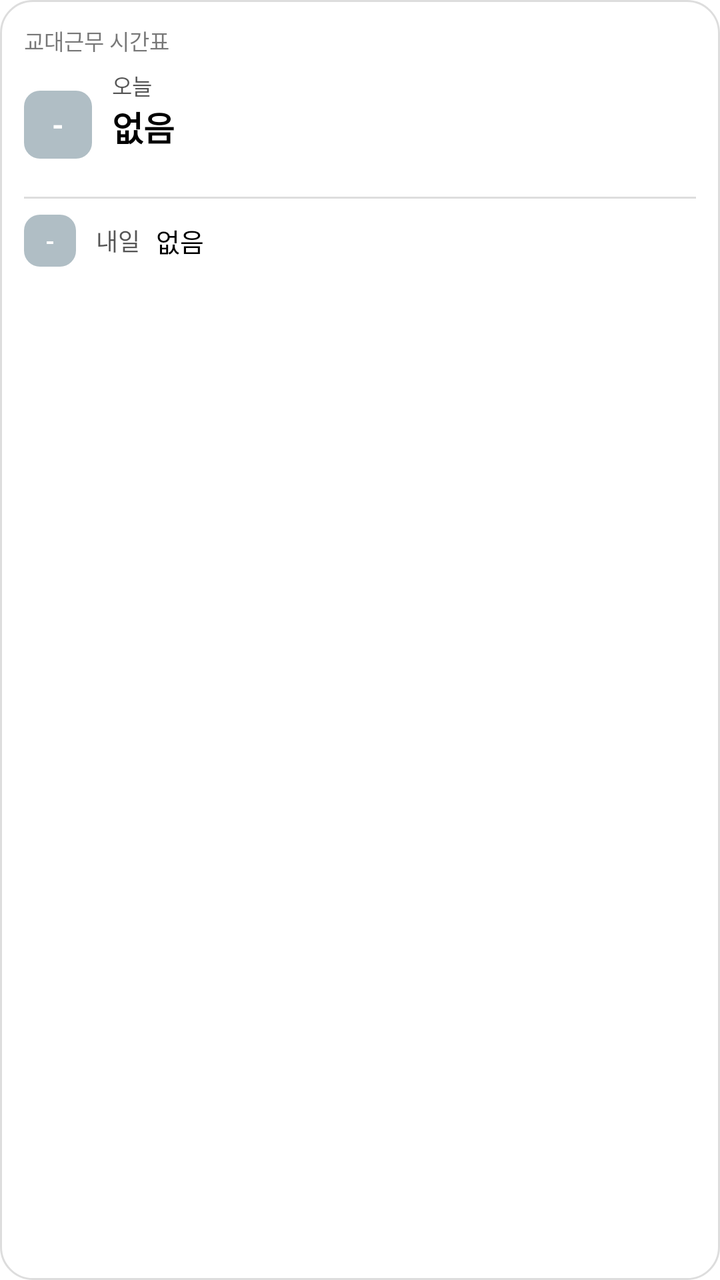
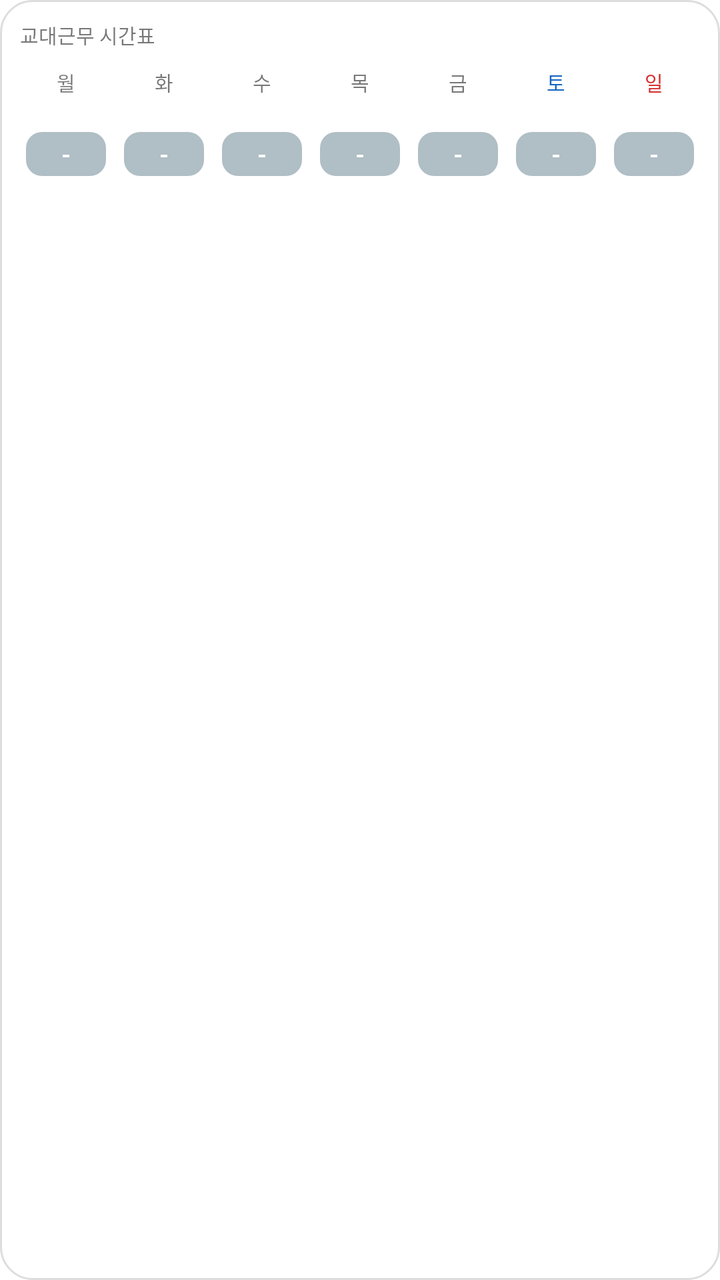

Before-and-after screenshots of an Android layout around one commit, followed by the original layout XML and the change that was made.
<!-- AndroidManifest.xml: fallback theme Theme.MaterialComponents.DayNight.NoActionBar -->
<!-- res/layout/shift_widget.xml -->
<?xml version="1.0" encoding="utf-8"?>
<LinearLayout xmlns:android="http://schemas.android.com/apk/res/android"
    android:id="@+id/widget_root"
    android:layout_width="match_parent"
    android:layout_height="match_parent"
    android:orientation="vertical"
    android:background="@drawable/widget_bg"
    android:padding="12dp">

    <TextView
        android:layout_width="wrap_content"
        android:layout_height="wrap_content"
        android:text="교대근무 시간표"
        android:textColor="#88000000"
        android:textSize="11sp" />

    
    <LinearLayout
        android:layout_width="match_parent"
        android:layout_height="wrap_content"
        android:orientation="horizontal"
        android:gravity="center_vertical"
        android:layout_marginTop="6dp">

        <TextView
            android:id="@+id/today_badge"
            android:layout_width="34dp"
            android:layout_height="34dp"
            android:gravity="center"
            android:background="@drawable/badge_bg"
            android:text="-"
            android:textStyle="bold"
            android:textColor="#FFFFFFFF"
            android:textSize="15sp" />

        <LinearLayout
            android:layout_width="0dp"
            android:layout_height="wrap_content"
            android:layout_weight="1"
            android:layout_marginStart="10dp"
            android:orientation="vertical">

            <TextView
                android:id="@+id/today_date"
                android:layout_width="wrap_content"
                android:layout_height="wrap_content"
                android:text="오늘"
                android:textColor="#AA000000"
                android:textSize="11sp" />

            <TextView
                android:id="@+id/today_name"
                android:layout_width="wrap_content"
                android:layout_height="wrap_content"
                android:text="없음"
                android:textStyle="bold"
                android:textColor="#FF000000"
                android:textSize="17sp" />

            <TextView
                android:id="@+id/today_time"
                android:layout_width="wrap_content"
                android:layout_height="wrap_content"
                android:text=""
                android:textColor="#88000000"
                android:textSize="11sp" />
        </LinearLayout>
    </LinearLayout>

    <View
        android:layout_width="match_parent"
        android:layout_height="1dp"
        android:layout_marginTop="8dp"
        android:layout_marginBottom="8dp"
        android:background="#22000000" />

    
    <LinearLayout
        android:layout_width="match_parent"
        android:layout_height="wrap_content"
        android:orientation="horizontal"
        android:gravity="center_vertical">

        <TextView
            android:id="@+id/tomorrow_badge"
            android:layout_width="26dp"
            android:layout_height="26dp"
            android:gravity="center"
            android:background="@drawable/badge_bg"
            android:text="-"
            android:textStyle="bold"
            android:textColor="#FFFFFFFF"
            android:textSize="12sp" />

        <LinearLayout
            android:layout_width="0dp"
            android:layout_height="wrap_content"
            android:layout_weight="1"
            android:layout_marginStart="10dp"
            android:orientation="horizontal"
            android:gravity="center_vertical">

            <TextView
                android:id="@+id/tomorrow_date"
                android:layout_width="wrap_content"
                android:layout_height="wrap_content"
                android:text="내일"
                android:textColor="#AA000000"
                android:textSize="12sp" />

            <TextView
                android:id="@+id/tomorrow_name"
                android:layout_width="wrap_content"
                android:layout_height="wrap_content"
                android:layout_marginStart="8dp"
                android:text="없음"
                android:textColor="#FF000000"
                android:textSize="13sp" />

            <TextView
                android:id="@+id/tomorrow_time"
                android:layout_width="0dp"
                android:layout_height="wrap_content"
                android:layout_weight="1"
                android:gravity="end"
                android:text=""
                android:textColor="#88000000"
                android:textSize="11sp" />
        </LinearLayout>
    </LinearLayout>

    <TextView
        android:id="@+id/updated"
        android:layout_width="match_parent"
        android:layout_height="wrap_content"
        android:layout_marginTop="6dp"
        android:gravity="end"
        android:text=""
        android:textColor="#66000000"
        android:textSize="9sp" />
</LinearLayout>
<!-- resources referenced by this layout -->
<resources>
  <!-- drawable badge_bg (drawable) -->
  <?xml version="1.0" encoding="utf-8"?>
  <shape xmlns:android="http://schemas.android.com/apk/res/android"
      android:shape="rectangle">
      <solid android:color="#FFB0BEC5" />
      <corners android:radius="8dp" />
  </shape>
  <!-- drawable widget_bg (drawable) -->
  <?xml version="1.0" encoding="utf-8"?>
  <shape xmlns:android="http://schemas.android.com/apk/res/android"
      android:shape="rectangle">
      <solid android:color="#FFFFFFFF" />
      <corners android:radius="16dp" />
      <stroke android:width="1dp" android:color="#22000000" />
  </shape>
</resources>

<!-- the commit's change to res/layout/shift_widget.xml (unified diff, before → after) -->
@@ -5,76 +5,8 @@
     android:layout_height="match_parent"
     android:orientation="vertical"
     android:background="@drawable/widget_bg"
-    android:padding="12dp">
-
-    <TextView
-        android:layout_width="wrap_content"
-        android:layout_height="wrap_content"
-        android:text="교대근무 시간표"
-        android:textColor="#88000000"
-        android:textSize="11sp" />
-
-    
-    <LinearLayout
-        android:layout_width="match_parent"
-        android:layout_height="wrap_content"
-        android:orientation="horizontal"
-        android:gravity="center_vertical"
-        android:layout_marginTop="6dp">
-
-        <TextView
-            android:id="@+id/today_badge"
-            android:layout_width="34dp"
-            android:layout_height="34dp"
-            android:gravity="center"
-            android:background="@drawable/badge_bg"
-            android:text="-"
-            android:textStyle="bold"
-            android:textColor="#FFFFFFFF"
-            android:textSize="15sp" />
-
-        <LinearLayout
-            android:layout_width="0dp"
-            android:layout_height="wrap_content"
-            android:layout_weight="1"
-            android:layout_marginStart="10dp"
-            android:orientation="vertical">
-
-            <TextView
-                android:id="@+id/today_date"
-                android:layout_width="wrap_content"
-                android:layout_height="wrap_content"
-                android:text="오늘"
-                android:textColor="#AA000000"
-                android:textSize="11sp" />
-
-            <TextView
-                android:id="@+id/today_name"
-                android:layout_width="wrap_content"
-                android:layout_height="wrap_content"
-                android:text="없음"
-                android:textStyle="bold"
-                android:textColor="#FF000000"
-                android:textSize="17sp" />
-
-            <TextView
-                android:id="@+id/today_time"
-                android:layout_width="wrap_content"
-                android:layout_height="wrap_content"
-                android:text=""
-                android:textColor="#88000000"
-                android:textSize="11sp" />
-        </LinearLayout>
-    </LinearLayout>
-
-    <View
-        android:layout_width="match_parent"
-        android:layout_height="1dp"
-        android:layout_marginTop="8dp"
-        android:layout_marginBottom="8dp"
-        android:background="#22000000" />
-
-    
+    android:padding="10dp">
+
     <LinearLayout
         android:layout_width="match_parent"
         android:layout_height="wrap_content"
@@ -82,60 +14,299 @@
         android:gravity="center_vertical">
 
         <TextView
-            android:id="@+id/tomorrow_badge"
-            android:layout_width="26dp"
-            android:layout_height="26dp"
-            android:gravity="center"
-            android:background="@drawable/badge_bg"
-            android:text="-"
-            android:textStyle="bold"
-            android:textColor="#FFFFFFFF"
-            android:textSize="12sp" />
-
-        <LinearLayout
             android:layout_width="0dp"
             android:layout_height="wrap_content"
             android:layout_weight="1"
-            android:layout_marginStart="10dp"
-            android:orientation="horizontal"
-            android:gravity="center_vertical">
-
-            <TextView
-                android:id="@+id/tomorrow_date"
-                android:layout_width="wrap_content"
-                android:layout_height="wrap_content"
-                android:text="내일"
-                android:textColor="#AA000000"
-                android:textSize="12sp" />
-
-            <TextView
-                android:id="@+id/tomorrow_name"
-                android:layout_width="wrap_content"
-                android:layout_height="wrap_content"
-                android:layout_marginStart="8dp"
-                android:text="없음"
-                android:textColor="#FF000000"
-                android:textSize="13sp" />
-
-            <TextView
-                android:id="@+id/tomorrow_time"
-                android:layout_width="0dp"
-                android:layout_height="wrap_content"
-                android:layout_weight="1"
-                android:gravity="end"
-                android:text=""
-                android:textColor="#88000000"
-                android:textSize="11sp" />
-        </LinearLayout>
-    </LinearLayout>
-
-    <TextView
-        android:id="@+id/updated"
+            android:text="교대근무 시간표"
+            android:textColor="#88000000"
+            android:textSize="10sp" />
+
+        <TextView
+            android:id="@+id/updated"
+            android:layout_width="wrap_content"
+            android:layout_height="wrap_content"
+            android:text=""
+            android:textColor="#66000000"
+            android:textSize="9sp" />
+    </LinearLayout>
+
+    <LinearLayout
         android:layout_width="match_parent"
         android:layout_height="wrap_content"
         android:layout_marginTop="6dp"
-        android:gravity="end"
-        android:text=""
-        android:textColor="#66000000"
-        android:textSize="9sp" />
+        android:orientation="horizontal">
+
+    <LinearLayout
+        android:id="@+id/day0_cell"
+        android:layout_width="0dp"
+        android:layout_height="wrap_content"
+        android:layout_weight="1"
+        android:orientation="vertical"
+        android:gravity="center_horizontal"
+        android:padding="3dp">
+
+        <TextView
+            android:id="@+id/day0_dow"
+            android:layout_width="wrap_content"
+            android:layout_height="wrap_content"
+            android:text="월"
+            android:textColor="#88000000"
+            android:textSize="10sp" />
+
+        <TextView
+            android:id="@+id/day0_num"
+            android:layout_width="wrap_content"
+            android:layout_height="wrap_content"
+            android:text=""
+            android:textStyle="bold"
+            android:textColor="#AA000000"
+            android:textSize="11sp" />
+
+        <TextView
+            android:id="@+id/day0_badge"
+            android:layout_width="match_parent"
+            android:layout_height="22dp"
+            android:layout_marginTop="3dp"
+            android:gravity="center"
+            android:background="@drawable/badge_bg"
+            android:text="-"
+            android:textStyle="bold"
+            android:textColor="#FFFFFFFF"
+            android:textSize="12sp" />
+    </LinearLayout>
+    <LinearLayout
+        android:id="@+id/day1_cell"
+        android:layout_width="0dp"
+        android:layout_height="wrap_content"
+        android:layout_weight="1"
+        android:layout_marginStart="3dp"
+        android:orientation="vertical"
+        android:gravity="center_horizontal"
+        android:padding="3dp">
+
+        <TextView
+            android:id="@+id/day1_dow"
+            android:layout_width="wrap_content"
+            android:layout_height="wrap_content"
+            android:text="화"
+            android:textColor="#88000000"
+            android:textSize="10sp" />
+
+        <TextView
+            android:id="@+id/day1_num"
+            android:layout_width="wrap_content"
+            android:layout_height="wrap_content"
+            android:text=""
+            android:textStyle="bold"
+            android:textColor="#AA000000"
+            android:textSize="11sp" />
+
+        <TextView
+            android:id="@+id/day1_badge"
+            android:layout_width="match_parent"
+            android:layout_height="22dp"
+            android:layout_marginTop="3dp"
+            android:gravity="center"
+            android:background="@drawable/badge_bg"
+            android:text="-"
+            android:textStyle="bold"
+            android:textColor="#FFFFFFFF"
+            android:textSize="12sp" />
+    </LinearLayout>
+    <LinearLayout
+        android:id="@+id/day2_cell"
+        android:layout_width="0dp"
+        android:layout_height="wrap_content"
+        android:layout_weight="1"
+        android:layout_marginStart="3dp"
+        android:orientation="vertical"
+        android:gravity="center_horizontal"
+        android:padding="3dp">
+
+        <TextView
+            android:id="@+id/day2_dow"
+            android:layout_width="wrap_content"
+            android:layout_height="wrap_content"
+            android:text="수"
+            android:textColor="#88000000"
+            android:textSize="10sp" />
+
+        <TextView
+            android:id="@+id/day2_num"
+            android:layout_width="wrap_content"
+            android:layout_height="wrap_content"
+            android:text=""
+            android:textStyle="bold"
+            android:textColor="#AA000000"
+            android:textSize="11sp" />
+
+        <TextView
+            android:id="@+id/day2_badge"
+            android:layout_width="match_parent"
+            android:layout_height="22dp"
+            android:layout_marginTop="3dp"
+            android:gravity="center"
+            android:background="@drawable/badge_bg"
+            android:text="-"
+            android:textStyle="bold"
+            android:textColor="#FFFFFFFF"
+            android:textSize="12sp" />
+    </LinearLayout>
+    <LinearLayout
+        android:id="@+id/day3_cell"
+        android:layout_width="0dp"
+        android:layout_height="wrap_content"
+        android:layout_weight="1"
+        android:layout_marginStart="3dp"
+        android:orientation="vertical"
+        android:gravity="center_horizontal"
+        android:padding="3dp">
+
+        <TextView
+            android:id="@+id/day3_dow"
+            android:layout_width="wrap_content"
+            android:layout_height="wrap_content"
+            android:text="목"
+            android:textColor="#88000000"
+            android:textSize="10sp" />
+
+        <TextView
+            android:id="@+id/day3_num"
+            android:layout_width="wrap_content"
+            android:layout_height="wrap_content"
+            android:text=""
+            android:textStyle="bold"
+            android:textColor="#AA000000"
+            android:textSize="11sp" />
+
+        <TextView
+            android:id="@+id/day3_badge"
+            android:layout_width="match_parent"
+            android:layout_height="22dp"
+            android:layout_marginTop="3dp"
+            android:gravity="center"
+            android:background="@drawable/badge_bg"
+            android:text="-"
+            android:textStyle="bold"
+            android:textColor="#FFFFFFFF"
+            android:textSize="12sp" />
+    </LinearLayout>
+    <LinearLayout
+        android:id="@+id/day4_cell"
+        android:layout_width="0dp"
+        android:layout_height="wrap_content"
+        android:layout_weight="1"
+        android:layout_marginStart="3dp"
+        android:orientation="vertical"
+        android:gravity="center_horizontal"
+        android:padding="3dp">
+
+        <TextView
+            android:id="@+id/day4_dow"
+            android:layout_width="wrap_content"
+            android:layout_height="wrap_content"
+            android:text="금"
+            android:textColor="#88000000"
+            android:textSize="10sp" />
+
+        <TextView
+            android:id="@+id/day4_num"
+            android:layout_width="wrap_content"
+            android:layout_height="wrap_content"
+            android:text=""
+            android:textStyle="bold"
+            android:textColor="#AA000000"
+            android:textSize="11sp" />
+
+        <TextView
+            android:id="@+id/day4_badge"
+            android:layout_width="match_parent"
+            android:layout_height="22dp"
+            android:layout_marginTop="3dp"
+            android:gravity="center"
+            android:background="@drawable/badge_bg"
+            android:text="-"
+            android:textStyle="bold"
+            android:textColor="#FFFFFFFF"
+            android:textSize="12sp" />
+    </LinearLayout>
+    <LinearLayout
+        android:id="@+id/day5_cell"
+        android:layout_width="0dp"
+        android:layout_height="wrap_content"
+        android:layout_weight="1"
+        android:layout_marginStart="3dp"
+        android:orientation="vertical"
+        android:gravity="center_horizontal"
+        android:padding="3dp">
+
+        <TextView
+            android:id="@+id/day5_dow"
+            android:layout_width="wrap_content"
+            android:layout_height="wrap_content"
+            android:text="토"
+            android:textColor="#1565C0"
+            android:textSize="10sp" />
+
+        <TextView
+            android:id="@+id/day5_num"
+            android:layout_width="wrap_content"
+            android:layout_height="wrap_content"
+            android:text=""
+            android:textStyle="bold"
+            android:textColor="#1565C0"
+            android:textSize="11sp" />
+
+        <TextView
+            android:id="@+id/day5_badge"
+            android:layout_width="match_parent"
+            android:layout_height="22dp"
+            android:layout_marginTop="3dp"
+            android:gravity="center"
+            android:background="@drawable/badge_bg"
+            android:text="-"
+            android:textStyle="bold"
+            android:textColor="#FFFFFFFF"
+            android:textSize="12sp" />
+    </LinearLayout>
+    <LinearLayout
+        android:id="@+id/day6_cell"
+        android:layout_width="0dp"
+        android:layout_height="wrap_content"
+        android:layout_weight="1"
+        android:layout_marginStart="3dp"
+        android:orientation="vertical"
+        android:gravity="center_horizontal"
+        android:padding="3dp">
+
+        <TextView
+            android:id="@+id/day6_dow"
+            android:layout_width="wrap_content"
+            android:layout_height="wrap_content"
+            android:text="일"
+            android:textColor="#D32F2F"
+            android:textSize="10sp" />
+
+        <TextView
+            android:id="@+id/day6_num"
+            android:layout_width="wrap_content"
+            android:layout_height="wrap_content"
+            android:text=""
+            android:textStyle="bold"
+            android:textColor="#D32F2F"
+            android:textSize="11sp" />
+
+        <TextView
+            android:id="@+id/day6_badge"
+            android:layout_width="match_parent"
+            android:layout_height="22dp"
+            android:layout_marginTop="3dp"
+            android:gravity="center"
+            android:background="@drawable/badge_bg"
+            android:text="-"
+            android:textStyle="bold"
+            android:textColor="#FFFFFFFF"
+            android:textSize="12sp" />
+    </LinearLayout>
+    </LinearLayout>
 </LinearLayout>
